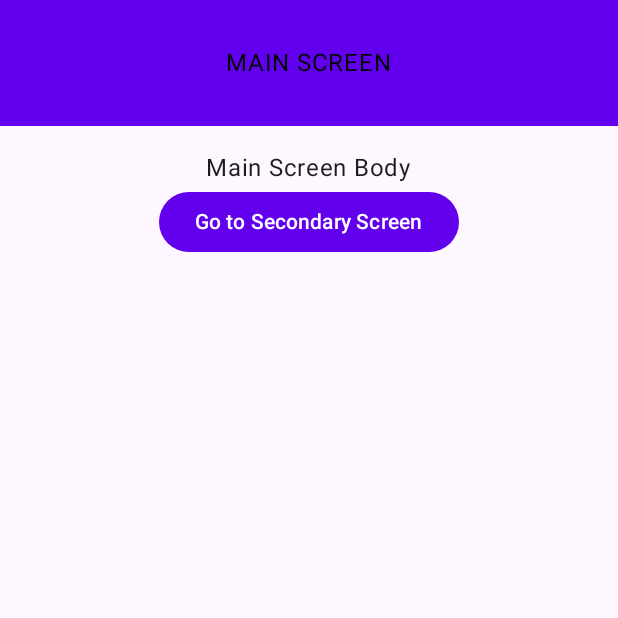
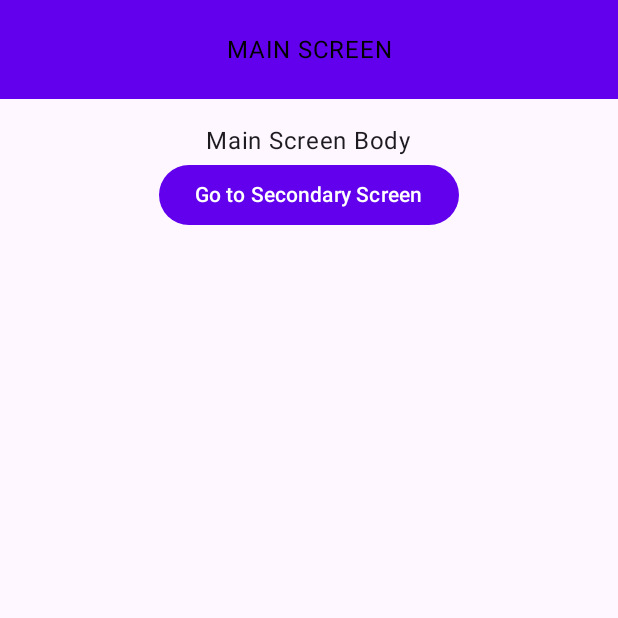
Before and after one commit to Ifeo-A/AndroidProjectTemplate, an Android app built with Jetpack Compose: the screen it shows after launch (MainActivity), on a phone screen of 412 x 824 dp, the top half of it. Run offline under Robolectric (Android 15) with nearby library versions, the phone set to English and light mode, and no system bars.

Commit message:
Changed status bar color. Fixed topbar height inconsistency.

```diff
--- a/app/src/main/java/com/ife/android_project_template/ui/components/topBar/TopBar.kt
+++ b/app/src/main/java/com/ife/android_project_template/ui/components/topBar/TopBar.kt
@@ -1,17 +1,19 @@
 package com.ife.android_project_template.ui.components.topBar
 
 import android.content.res.Configuration
-import androidx.compose.foundation.layout.Box
-import androidx.compose.foundation.layout.fillMaxWidth
+import androidx.compose.foundation.layout.*
 import androidx.compose.material3.*
 import androidx.compose.runtime.Composable
 import androidx.compose.ui.Alignment
 import androidx.compose.ui.Modifier
 import androidx.compose.ui.graphics.Color
+import androidx.compose.ui.res.dimensionResource
 import androidx.compose.ui.res.painterResource
+import androidx.compose.ui.text.style.TextAlign
 import androidx.compose.ui.tooling.preview.Preview
 import androidx.navigation.NavHostController
 import androidx.navigation.compose.rememberNavController
+import com.ife.android_project_template.R
 import com.ife.android_project_template.ui.theme.AndroidProjectTemplateTheme
 
 @Composable
@@ -25,8 +27,8 @@ fun TopBar(
         color = MaterialTheme.colorScheme.primary
     ) {
         Box(
-            contentAlignment = Alignment.CenterStart,
             modifier = modifier
+                .height(dimensionResource(id = R.dimen.top_bar_height))
         ) {
             if (navigationIcon != null) {
                 IconButton(
@@ -37,20 +39,20 @@ fun TopBar(
                         tint = MaterialTheme.colorScheme.background
                     )
                 }
+
             }
-        }
 
-        Box(
-            contentAlignment = Alignment.Center,
-            modifier = modifier
-                .fillMaxWidth()
-        ){
             Text(
+                modifier = Modifier
+                    .fillMaxWidth()
+                    .align(Alignment.Center),
+                textAlign = TextAlign.Center,
                 text = title.uppercase(),
                 style = MaterialTheme.typography.bodyLarge,
                 color = Color.Black
             )
         }
+
     }
 }
 
@@ -65,3 +67,16 @@ private fun TopBarPreview() {
         )
     }
 }
+
+@Preview(uiMode = Configuration.UI_MODE_NIGHT_YES)
+@Preview(uiMode = Configuration.UI_MODE_NIGHT_NO)
+@Composable
+private fun TopBarPreviewWithIcon() {
+    AndroidProjectTemplateTheme() {
+        TopBar(
+            navController = rememberNavController(),
+            title = "Main Screen",
+            navigationIcon = R.drawable.back
+        )
+    }
+}
--- a/app/src/main/java/com/ife/android_project_template/ui/theme/Theme.kt
+++ b/app/src/main/java/com/ife/android_project_template/ui/theme/Theme.kt
@@ -1,10 +1,15 @@
 package com.ife.android_project_template.ui.theme
 
+import android.app.Activity
 import androidx.compose.foundation.isSystemInDarkTheme
 import androidx.compose.material3.MaterialTheme
 import androidx.compose.material3.darkColorScheme
 import androidx.compose.material3.lightColorScheme
 import androidx.compose.runtime.Composable
+import androidx.compose.runtime.SideEffect
+import androidx.compose.ui.graphics.toArgb
+import androidx.compose.ui.platform.LocalView
+import androidx.core.view.ViewCompat
 
 private val DarkColorPalette = darkColorScheme(
     primary = Purple200,
@@ -38,6 +43,14 @@ fun AndroidProjectTemplateTheme(
         LightColorPalette
     }
 
+    val view = LocalView.current
+    if (!view.isInEditMode) {
+        SideEffect {
+            (view.context as Activity).window.statusBarColor = colorScheme.primary.toArgb()
+            ViewCompat.getWindowInsetsController(view)?.isAppearanceLightStatusBars = darkTheme
+        }
+    }
+
     MaterialTheme(
         colorScheme = colorScheme,
         typography = Typography,
--- a/app/src/main/res/values/dimens.xml
+++ b/app/src/main/res/values/dimens.xml
@@ -1,5 +1,6 @@
 <?xml version="1.0" encoding="utf-8"?>
 <resources>
-    <dimen name="top_bar_padding">30dp</dimen>
+    <dimen name="top_bar_padding">8dp</dimen>
+    <dimen name="top_bar_height">50dp</dimen>
     <dimen name="space_medium">16dp</dimen>
 </resources>
--- a/app/src/main/res/values/themes.xml
+++ b/app/src/main/res/values/themes.xml
@@ -2,6 +2,6 @@
 <resources>
 
     <style name="Theme.AndroidProjectTemplate" parent="android:Theme.Material.Light.NoActionBar">
-        <item name="android:statusBarColor">@color/purple_700</item>
+
     </style>
 </resources>
```
Also changed, not shown: app/src/main/java/com/ife/android_project_template/ui/destinations/MainScreen.kt (+35 -0 lines), app/src/main/java/com/ife/android_project_template/ui/destinations/SecondaryScreen.kt (+33 -0 lines).
